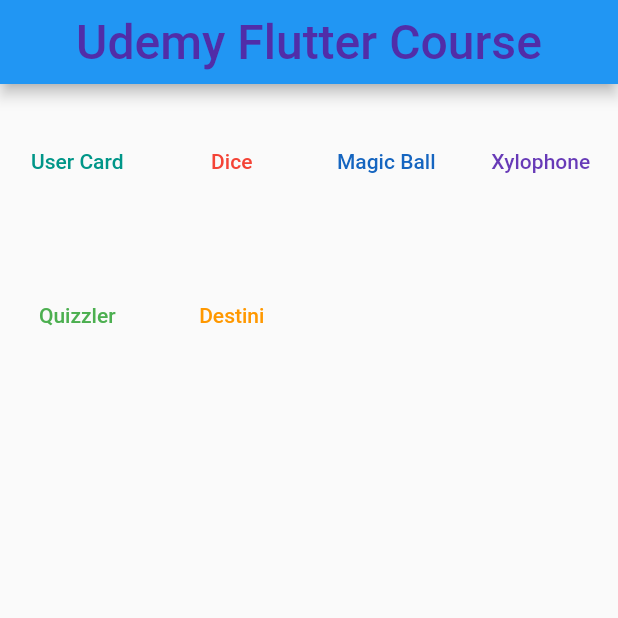
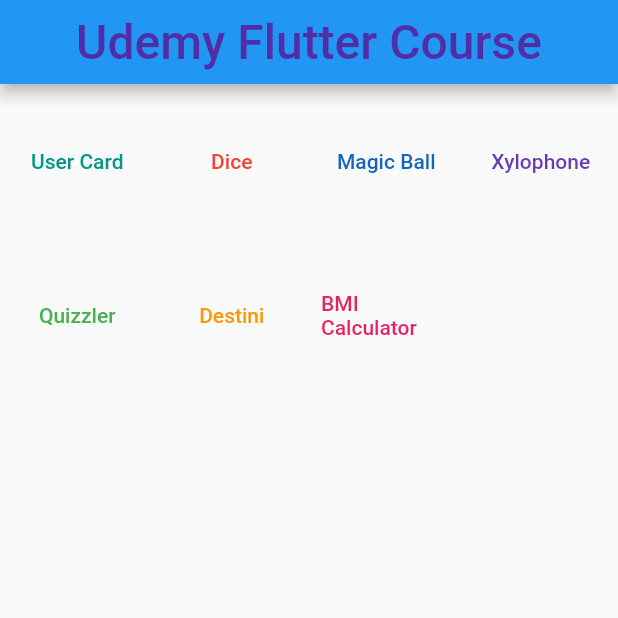
Before and after one commit to SergioSorokin/udemy_flutter_course, a Flutter app: the screen it shows after launch, on a phone screen of 412 x 824 dp, the top half of it. Run offline on Flutter 3.47's test engine with Material 2 defaults, Android fonts, the phone set to English and light mode, and no system bars; our stand-ins replace audioplayers, rflutter_alert.

Commit message:
started section 12 (created class BMICalculator and navigation button at the home screen)

```diff
--- a/lib/home_page.dart
+++ b/lib/home_page.dart
@@ -1,6 +1,7 @@
 import 'package:flutter/material.dart';
 import 'package:udemy_flutter_course/section/10/quizzler.dart';
 import 'package:udemy_flutter_course/section/11/destini.dart';
+import 'package:udemy_flutter_course/section/12/bmi_calculator.dart';
 import 'package:udemy_flutter_course/section/6/user_card.dart';
 import 'package:udemy_flutter_course/section/7/dice_page.dart';
 import 'package:udemy_flutter_course/section/8/magic_ball.dart';
@@ -96,6 +97,18 @@ class HomePage {
               );
             },
           ),
+          TextButton(
+            child: const Text(
+              'BMI Calculator',
+              style: TextStyle(color: Colors.pink),
+            ),
+            onPressed: () {
+              Navigator.pushNamed(
+                context,
+                BMICalculator.routName,
+              );
+            },
+          ),
         ],
       ),
     );
--- a/lib/main.dart
+++ b/lib/main.dart
@@ -2,6 +2,7 @@ import 'package:flutter/material.dart';
 import 'package:udemy_flutter_course/home_page.dart';
 import 'package:udemy_flutter_course/section/10/quizzler.dart';
 import 'package:udemy_flutter_course/section/11/destini.dart';
+import 'package:udemy_flutter_course/section/12/bmi_calculator.dart';
 import 'package:udemy_flutter_course/section/6/user_card.dart';
 import 'package:udemy_flutter_course/section/7/dice_page.dart';
 import 'package:udemy_flutter_course/section/8/magic_ball.dart';
@@ -26,6 +27,7 @@ class MyApp extends StatelessWidget {
         Xylophone.routName: (context) => const Xylophone(),
         QuizzlerPage.routName: (context) => const QuizzlerPage(),
         Destini.routName: (context) => const Destini(),
+        BMICalculator.routName: (context) => const BMICalculator(),
       },
       initialRoute: HomePage.routName,
     );
```
Also changed, not shown: lib/section/12/bmi_calculator.dart (added, +11 -0 lines).
